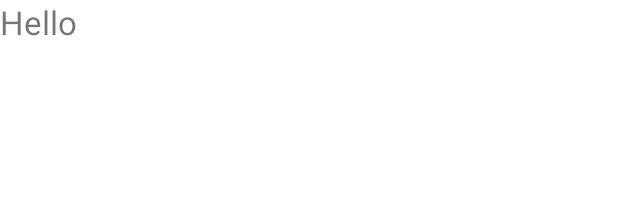
After one commit to georgijsstasjuks/testAndroidNew, an Android app: the layout activity_time_picker_dialog.xml on its own in the app's theme, with its tools: preview values and no code run, on a phone screen of 412 x 824 dp. The commit adds this screen. Shown: the top 200 px of the screen. Run offline under Robolectric (Android 15) with nearby library versions, the phone set to English and light mode, and no system bars.

Commit message:
lesson 58

```diff
--- /dev/null
+++ b/app/src/main/res/layout/activity_time_picker_dialog.xml
@@ -0,0 +1,17 @@
+<?xml version="1.0" encoding="utf-8"?>
+<LinearLayout
+    xmlns:android="http://schemas.android.com/apk/res/android"
+    android:layout_width="fill_parent"
+    android:layout_height="fill_parent"
+    android:orientation="vertical">
+    <TextView
+        android:id="@+id/tvTime"
+        android:layout_width="fill_parent"
+        android:layout_height="wrap_content"
+        android:clickable="true"
+        android:onClick="onclick"
+        android:text="@string/hello"
+        android:textSize="22sp"
+        android:focusable="true">
+    </TextView>
+</LinearLayout>
--- a/app/src/main/res/values/strings.xml
+++ b/app/src/main/res/values/strings.xml
@@ -54,4 +54,5 @@
     <string name="header2_summary">Summary of Header 2</string>
     <string name="header3_title">Header 3</string>
     <string name="header3_summary">Summary of Header 3</string>
+    <string name="hello">Hello</string>
 </resources>
```
Also changed, not shown: app/src/main/AndroidManifest.xml (+7 -0 lines), app/src/main/java/com/example/training/fifth/TimePickerDialogActivity.java (added, +48 -0 lines).
